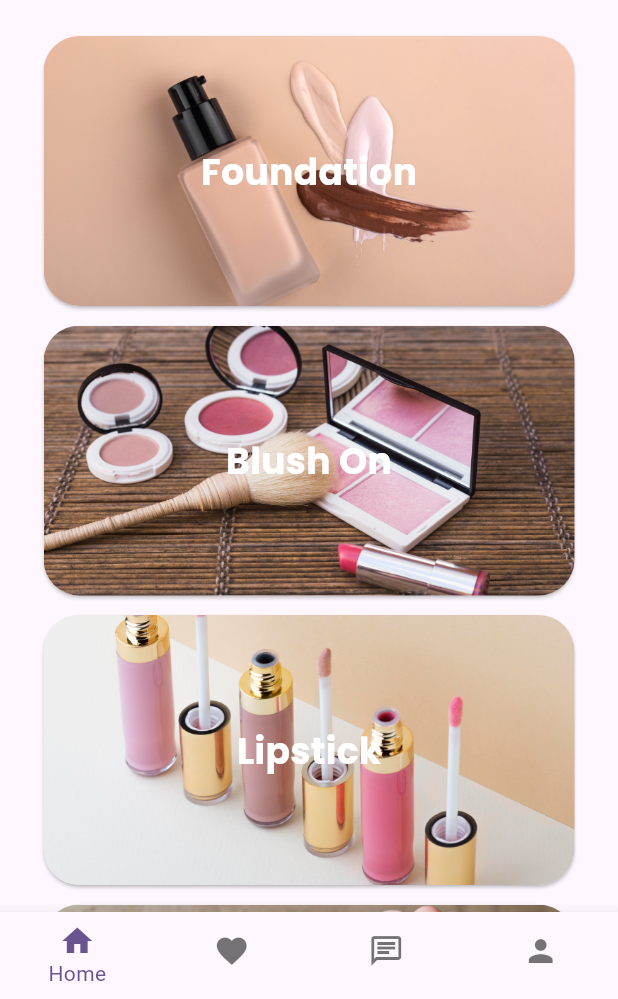
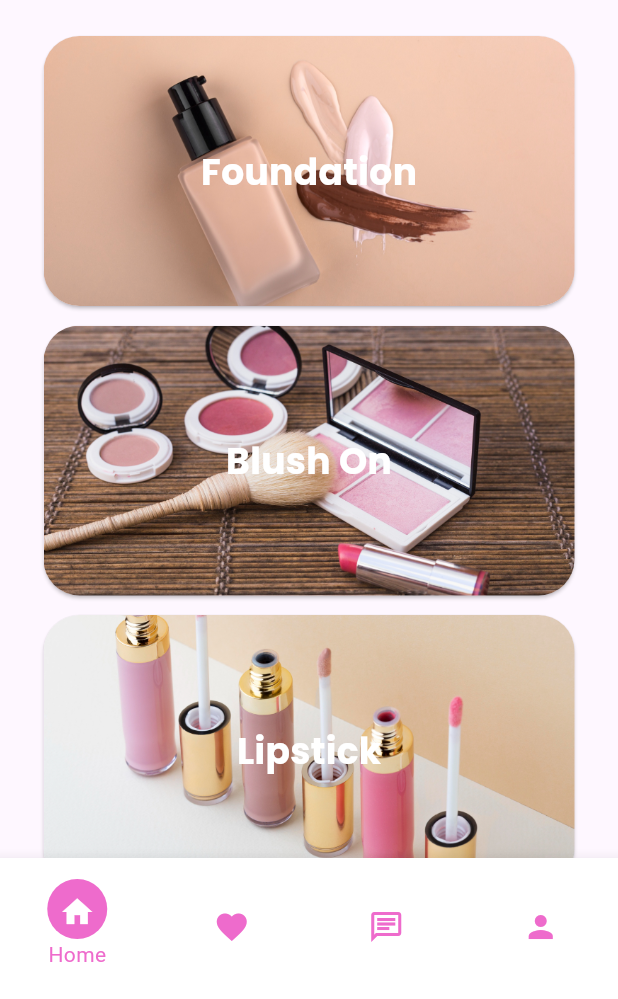
Before and after one commit to Yustikaprwt/Mini-Project_Yustika-Perwita-Sari, a Flutter app: the HomePage screen opened by its route, on a phone screen of 412 x 824 dp, the part 237-1236 px from its top. Run offline on Flutter 3.47's test engine with Material 2 defaults, Android fonts, the phone set to English and light mode, and no system bars; our stand-ins replace dio, google_fonts, sqflite; accounts and stored records are empty; network calls fail.

Commit message:
Modification bottom navigation bar

```diff
--- a/lib/components/navigation_bar.dart
+++ b/lib/components/navigation_bar.dart
@@ -7,6 +7,33 @@ class CustomBottomNavigationBar extends StatelessWidget {
   CustomBottomNavigationBar(
       {required this.selectedIndex, required this.onItemTapped});
 
+  Widget _buildIcon(IconData icon, String label, bool isSelected) {
+    return Column(
+      mainAxisSize: MainAxisSize.min,
+      children: [
+        Container(
+          height: 40,
+          decoration: BoxDecoration(
+            color: isSelected ? const Color(0xffEE6BCC) : Colors.white,
+            shape: BoxShape.circle,
+          ),
+          padding: const EdgeInsets.all(10),
+          child: Icon(
+            icon,
+            color: isSelected ? Colors.white : const Color(0xffEE6BCC),
+          ),
+        ),
+        if (isSelected)
+          Text(
+            label,
+            style: const TextStyle(
+              color: Color(0xffEE6BCC),
+            ),
+          ),
+      ],
+    );
+  }
+
   @override
   Widget build(BuildContext context) {
     return BottomNavigationBar(
@@ -15,26 +42,29 @@ class CustomBottomNavigationBar extends StatelessWidget {
         onItemTapped(index);
       },
       items: [
-        const BottomNavigationBarItem(
-          icon: Icon(Icons.home),
+        BottomNavigationBarItem(
+          icon: _buildIcon(Icons.home, 'Home', selectedIndex == 0),
           label: 'Home',
         ),
-        const BottomNavigationBarItem(
-          icon: Icon(Icons.favorite),
+        BottomNavigationBarItem(
+          icon: _buildIcon(Icons.favorite, 'Favorite', selectedIndex == 1),
           label: 'Favorite',
         ),
-        const BottomNavigationBarItem(
-          icon: Icon(Icons.chat_outlined),
+        BottomNavigationBarItem(
+          icon: _buildIcon(Icons.chat_outlined, 'Chat AI', selectedIndex == 2),
           label: 'Chat AI',
         ),
-        const BottomNavigationBarItem(
-          icon: Icon(Icons.person),
+        BottomNavigationBarItem(
+          icon: _buildIcon(Icons.person, 'Profile', selectedIndex == 3),
           label: 'Profile',
         ),
       ],
       type: BottomNavigationBarType.fixed,
-      showSelectedLabels: true,
+      showSelectedLabels: false,
       showUnselectedLabels: false,
+      backgroundColor: Colors.white,
+      selectedItemColor: const Color(0xffEE6BCC),
+      unselectedItemColor: const Color(0xffEE6BCC),
     );
   }
 }
```
